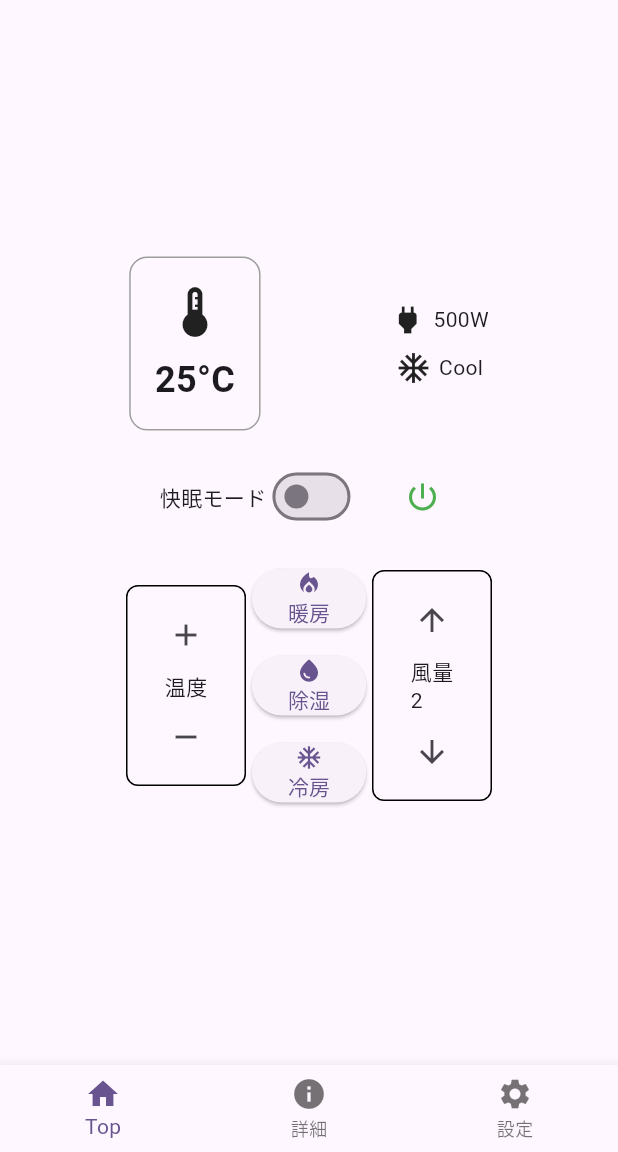
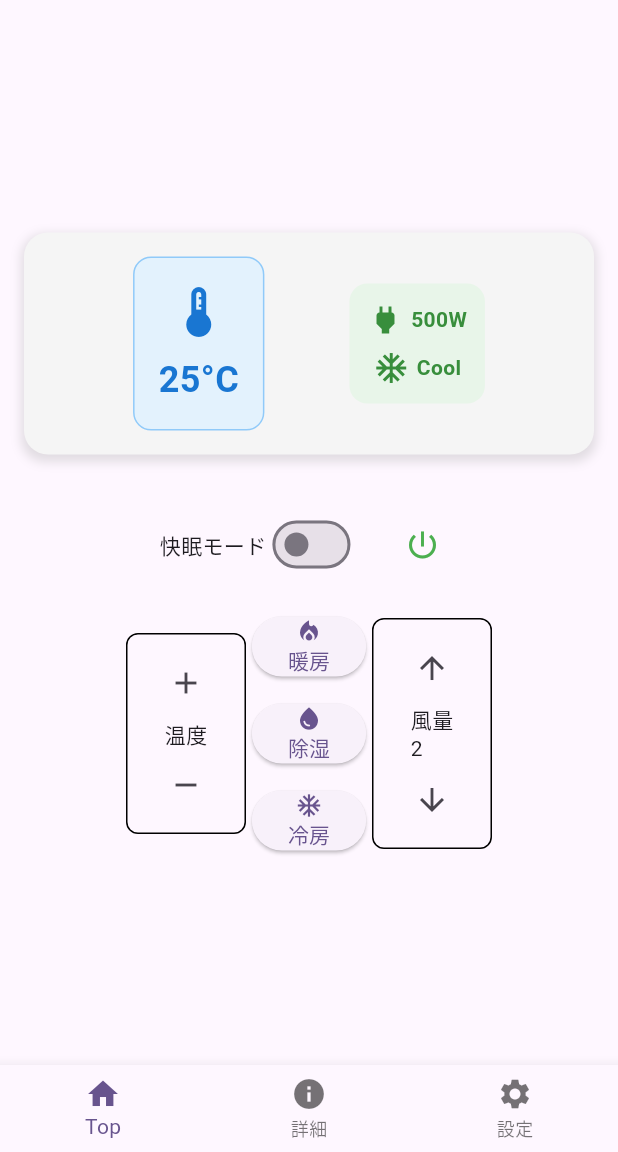
Before and after one commit to katagiri-tetsuto/Sechack365_3_teamA, a Flutter app: the screen it shows after launch, on a phone screen of 412 x 824 dp, the part 84-1236 px from its top. Run offline on Flutter 3.47's test engine with Material 3 defaults, Android fonts, the phone set to English and light mode, and no system bars.

Commit message:
上部UIレイアウト変更

```diff
--- a/mobileui/lib/main.dart
+++ b/mobileui/lib/main.dart
@@ -124,53 +124,94 @@
         child: Column(
           mainAxisAlignment: MainAxisAlignment.center,
           children: <Widget>[
-            Row(
+            Container(
+              margin: EdgeInsets.all(16),
+              padding: EdgeInsets.all(16),
+              decoration: BoxDecoration(
+                color: Colors.grey[100],
+                borderRadius: BorderRadius.circular(16),
+                boxShadow: [
+                  BoxShadow(
+                    color: Colors.grey.withOpacity(0.3),
+                    spreadRadius: 2,
+                    blurRadius: 5,
+                    offset: Offset(0, 3),
+                  ),
+                ],
+              ),
+              child: Row(
                 mainAxisAlignment: MainAxisAlignment.spaceEvenly,
                 children: [
                   // 温度表示（大きく）
                   Container(
                     padding: EdgeInsets.all(16),
                     decoration: BoxDecoration(
-                    border: Border.all(color: Colors.grey),
+                      color: Colors.blue[50],
+                      border: Border.all(color: Colors.blue[200]!),
                       borderRadius: BorderRadius.circular(12),
                     ),
                     child: Column(
                       children: [
-                      Icon(Icons.thermostat, size: 40),
+                        Icon(
+                          Icons.thermostat,
+                          size: 40,
+                          color: Colors.blue[700],
+                        ),
                         SizedBox(height: 8),
                         Text(
                           '${_temperature}°C',
                           style: TextStyle(
                             fontSize: 24,
                             fontWeight: FontWeight.bold,
+                            color: Colors.blue[700],
                           ),
                         ),
                       ],
                     ),
                   ),
                   // 電力とモード（縦並び）
-                Column(
+                  Container(
+                    padding: EdgeInsets.all(12),
+                    decoration: BoxDecoration(
+                      color: Colors.green[50],
+                      borderRadius: BorderRadius.circular(12),
+                    ),
+                    child: Column(
                       children: [
                         Row(
                           mainAxisSize: MainAxisSize.min,
                           children: [
-                        Icon(Icons.power),
+                            Icon(Icons.power, color: Colors.green[700]),
                             SizedBox(width: 5),
-                        Text('${_powerConsumption}W'),
+                            Text(
+                              '${_powerConsumption}W',
+                              style: TextStyle(
+                                fontWeight: FontWeight.w600,
+                                color: Colors.green[700],
+                              ),
+                            ),
                           ],
                         ),
                         SizedBox(height: 8),
                         Row(
                           mainAxisSize: MainAxisSize.min,
                           children: [
-                        Icon(Icons.ac_unit),
+                            Icon(Icons.ac_unit, color: Colors.green[700]),
                             SizedBox(width: 5),
-                        Text(_mode),
+                            Text(
+                              _mode,
+                              style: TextStyle(
+                                fontWeight: FontWeight.w600,
+                                color: Colors.green[700],
+                              ),
+                            ),
                           ],
                         ),
                       ],
                     ),
+                  ),
                 ],
+              ),
             ),
             SizedBox(height: 20),
             Row(
```
Lines whose indentation alone changed are shown as unchanged.
